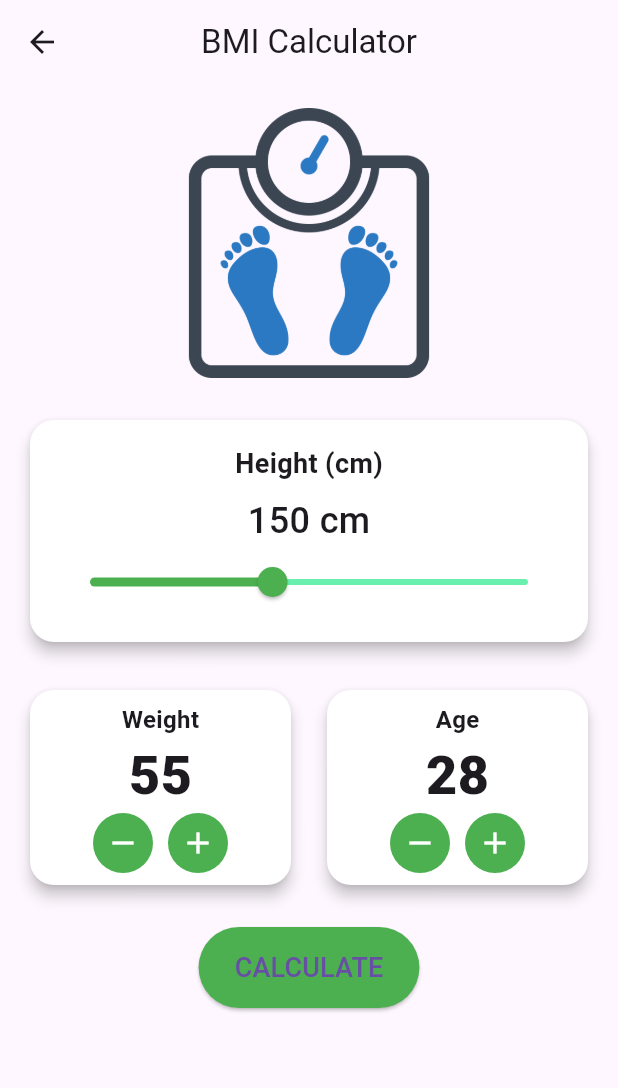
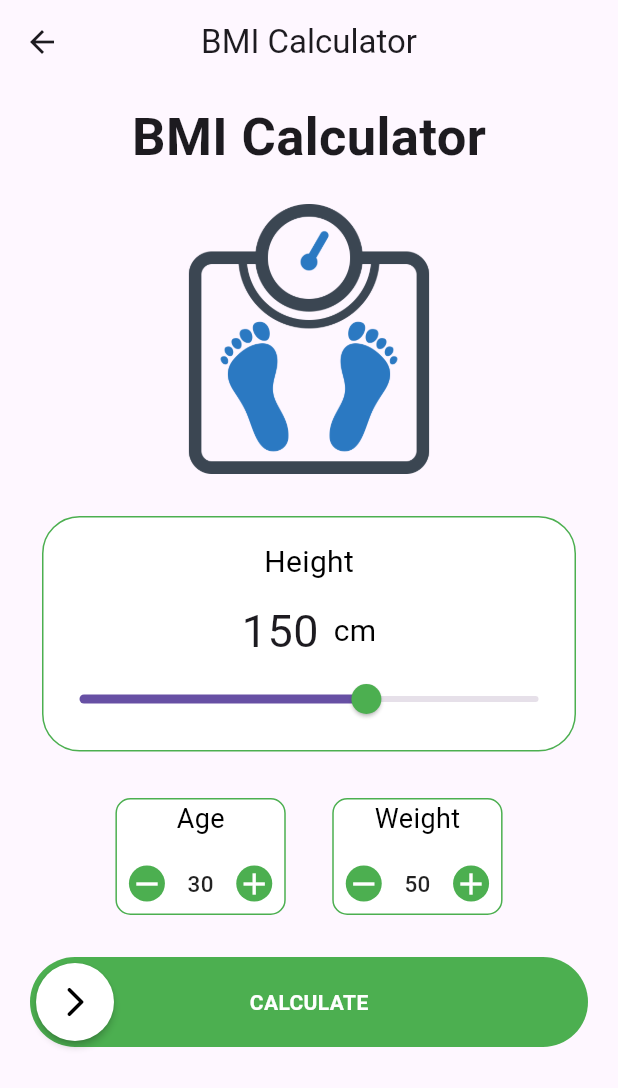
Before and after one commit to ILRSBandara/Aura-Care, a Flutter app: the screen it shows after launch, after a tap on "Open BMI Calculator", on a phone screen of 412 x 824 dp. Shown: the top 1088 px of the screen. Run offline on Flutter 3.47's test engine with Material 3 defaults, Android fonts, the phone set to English and light mode, and no system bars; drawn by our look-alikes of swipeable_button_view; our stand-ins replace page_transition; missing offline and left inert: pretty_gauge.

Commit message:
Update BMI

```diff
--- a/lib/Screen/bmi.dart
+++ b/lib/Screen/bmi.dart
@@ -1,290 +1,423 @@
-// lib/screens/bmi.dart
+import 'dart:math';
 import 'package:flutter/material.dart';
+// ignore: depend_on_referenced_packages
+import 'package:page_transition/page_transition.dart';
+// ignore: depend_on_referenced_packages
+import 'package:swipeable_button_view/swipeable_button_view.dart';
+// ignore: depend_on_referenced_packages
+import 'package:pretty_gauge/pretty_gauge.dart';
 
-class BmiScreen extends StatefulWidget {
-  const BmiScreen({super.key});
+void main() {
+  runApp(const MaterialApp(
+    debugShowCheckedModeBanner: false,
+    home: BMIScreen(),
+  ));
+}
+
+///
+/// BMIScreen: The main screen for BMI calculation.
+///
+class BMIScreen extends StatefulWidget {
+  const BMIScreen({super.key});
 
   @override
-  State<BmiScreen> createState() => _BmiScreenState();
+  // ignore: library_private_types_in_public_api
+  _BMIScreenState createState() => _BMIScreenState();
 }
 
-class _BmiScreenState extends State<BmiScreen> {
-  String _selectedGender = 'female'; // or 'male'
-  double _heightCm = 150.0;
-  int _weight = 55;
-  int _age = 28;
-  double _bmiResult = 0.0;
+class _BMIScreenState extends State<BMIScreen> {
+  int _height = 150;
+  int _age = 30;
+  int _weight = 50;
+  bool _isFinished = false;
+  double _bmiScore = 0;
 
-  // Function to calculate BMI
-  void _calculateBMI() {
-    final double heightInMeters = _heightCm / 100;
-    final double bmi = _weight / (heightInMeters * heightInMeters);
+  @override
+  Widget build(BuildContext context) {
+    return Scaffold(
+      appBar: AppBar(
+        title: const Text("BMI Calculator"),
+        centerTitle: true,
+      ),
+      body: SingleChildScrollView(
+        child: Padding(
+          padding: const EdgeInsets.only(left: 20, right: 20, top: 10),
+          child: Column(
+            children: [
+              const Text(
+                "BMI Calculator",
+                style: TextStyle(fontSize: 35, fontWeight: FontWeight.bold),
+              ),
+              const SizedBox(height: 20),
+              Center(
+                child: Image.asset(
+                  'assets/Images/bmi.png', // make sure this asset exists in your project
+                  width: 180,
+                ),
+              ),
+              const SizedBox(height: 20),
+              // Height selector
+              Height(
+                onChange: (heightVal) {
+                  _height = heightVal;
+                },
+              ),
+              const SizedBox(height: 15),
+              // Age and Weight selectors side by side
+              Row(
+                mainAxisAlignment: MainAxisAlignment.center,
+                children: [
+                  AgeWeight(
+                    onChange: (ageVal) {
+                      _age = ageVal;
+                    },
+                    title: "Age",
+                    initValue: 30,
+                    min: 0,
+                    max: 100,
+                  ),
+                  const SizedBox(width: 15),
+                  AgeWeight(
+                    onChange: (weightVal) {
+                      _weight = weightVal;
+                    },
+                    title: "Weight",
+                    initValue: 50,
+                    min: 0,
+                    max: 200,
+                  ),
+                ],
+              ),
+              const SizedBox(height: 20),
+              // Swipeable Button to calculate BMI
+              SwipeableButtonView(
+                isFinished: _isFinished,
+                onFinish: () async {
+                  // Navigate to Score Screen after calculating BMI.
+                  await Navigator.push(
+                    context,
+                    PageTransition(
+                      child: ScoreScreen(
+                        bmiScore: _bmiScore,
+                        age: _age,
+                      ),
+                      type: PageTransitionType.fade,
+                    ),
+                  );
                   setState(() {
-      _bmiResult = bmi;
+                    _isFinished = false;
                   });
+                },
+                onWaitingProcess: () {
+                  // Calculate BMI when waiting.
+                  calculateBmi();
+
+                  Future.delayed(const Duration(seconds: 1), () {
+                    setState(() {
+                      _isFinished = true;
+                    });
+                  });
+                },
+                activeColor: Colors.green,
+                buttonWidget: const Icon(
+                  Icons.arrow_forward_ios_rounded,
+                  color: Colors.black,
+                ),
+                buttonText: "CALCULATE",
+              ),
+            ],
+          ),
+        ),
+      ),
+    );
   }
 
-  // Optional: Classify BMI (example ranges)
-  String _classifyBMI(double bmi) {
-    if (bmi == 0) return '';
-    if (bmi < 18.5) return 'Underweight';
-    if (bmi < 25) return 'Normal';
-    if (bmi < 30) return 'Overweight';
-    return 'Obese';
+  void calculateBmi() {
+    // BMI = weight (kg) / [height (m)]²
+    _bmiScore = _weight / pow(_height / 100, 2);
+  }
+}
+
+///
+/// AgeWeight widget: A counter widget used for both Age and Weight.
+///
+class AgeWeight extends StatefulWidget {
+  final Function(int) onChange;
+  final String title;
+  final int initValue;
+  final int min;
+  final int max;
+
+  const AgeWeight({
+    super.key,
+    required this.onChange,
+    required this.title,
+    required this.initValue,
+    required this.min,
+    required this.max,
+  });
+
+  @override
+  // ignore: library_private_types_in_public_api
+  _AgeWeightState createState() => _AgeWeightState();
+}
+
+class _AgeWeightState extends State<AgeWeight> {
+  int counter = 0;
+
+  @override
+  void initState() {
+    super.initState();
+    counter = widget.initValue;
   }
 
   @override
   Widget build(BuildContext context) {
-    final String bmiStatus = _classifyBMI(_bmiResult);
-
-    return Scaffold(
-      appBar: AppBar(
-        title: const Text('BMI Calculator'),
-        centerTitle: true,
+    return Padding(
+      padding: const EdgeInsets.all(8.0),
+      child: Container(
+        decoration: BoxDecoration(
+          border: Border.all(color: Colors.green),
+          borderRadius: BorderRadius.circular(10),
+          color: Colors.white,
         ),
-      body: SingleChildScrollView(
-        padding: const EdgeInsets.all(16.0),
         child: Column(
           children: [
-            // GENDER
-            Row(
-              mainAxisAlignment: MainAxisAlignment.center,
+            Text(
+              widget.title,
+              style: const TextStyle(fontSize: 18, color: Colors.black),
+            ),
+            const SizedBox(height: 10),
+            Padding(
+              padding: const EdgeInsets.all(8.0),
+              child: Row(
                 children: [
-                Image.asset(
-                  'assets/Images/bmi.png',
-                   width: 180,
+                  InkWell(
+                    child: const CircleAvatar(
+                      radius: 12,
+                      backgroundColor: Colors.green,
+                      child: Icon(Icons.remove, color: Colors.white),
                     ),
-                //_genderCard('female', Icons.female),
-                //const SizedBox(width: 16),
-                //_genderCard('male', Icons.male),
-              ],
+                    onTap: () {
+                      setState(() {
+                        if (counter > widget.min) {
+                          counter--;
+                        }
+                      });
+                      widget.onChange(counter);
+                    },
                   ),
-
-            const SizedBox(height: 24),
-
-            // HEIGHT
-            Card(
-              color: Colors.white,
-              elevation: 4,
-              shape: RoundedRectangleBorder(
-                borderRadius: BorderRadius.circular(16),
+                  const SizedBox(width: 15),
+                  Text(
+                    counter.toString(),
+                    textAlign: TextAlign.center,
+                    style: const TextStyle(
+                        color: Colors.black87,
+                        fontSize: 15,
+                        fontWeight: FontWeight.w500),
                   ),
-              child: Padding(
-                padding: const EdgeInsets.all(16.0),
-                child: Column(
-                  children: [
-                    const Text(
-                      'Height (cm)',
-                      style: TextStyle(fontSize: 18, fontWeight: FontWeight.bold),
+                  const SizedBox(width: 15),
+                  InkWell(
+                    child: const CircleAvatar(
+                      radius: 12,
+                      backgroundColor: Colors.green,
+                      child: Icon(Icons.add, color: Colors.white),
                     ),
-                    const SizedBox(height: 8),
-                    Text(
-                      '${_heightCm.toStringAsFixed(0)} cm',
-                      style: const TextStyle(
-                        fontSize: 24,
-                        fontWeight: FontWeight.w500,
-                      ),
-                    ),
-                    Slider(
-                      value: _heightCm,
-                      min: 100,
-                      max: 220,
-                      activeColor: Colors.green,
-                      inactiveColor: Colors.greenAccent,
-                      onChanged: (double newVal) {
+                    onTap: () {
                       setState(() {
-                          _heightCm = newVal;
+                        if (counter < widget.max) {
+                          counter++;
+                        }
                       });
+                      widget.onChange(counter);
                     },
                   ),
                 ],
               ),
             ),
+          ],
         ),
+      ),
+    );
+  }
+}
 
-            const SizedBox(height: 24),
+///
+/// Height widget: Displays a slider for selecting height.
+///
+class Height extends StatefulWidget {
+  final Function(int) onChange;
 
-            // WEIGHT & AGE
+  const Height({super.key, required this.onChange});
+
+  @override
+  // ignore: library_private_types_in_public_api
+  _HeightState createState() => _HeightState();
+}
+
+class _HeightState extends State<Height> {
+  int _height = 150;
+
+  @override
+  Widget build(BuildContext context) {
+    return Padding(
+      padding: const EdgeInsets.all(8.0),
+      child: Container(
+        decoration: BoxDecoration(
+          border: Border.all(color: Colors.green),
+          borderRadius: BorderRadius.circular(25),
+          color: Colors.white,
+        ),
+        child: Column(
+          children: [
+            const SizedBox(height: 15),
+            const Text(
+              "Height",
+              style: TextStyle(fontSize: 20, color: Colors.black),
+            ),
+            const SizedBox(height: 10),
             Row(
+              mainAxisAlignment: MainAxisAlignment.center,
               children: [
-                Expanded(
-                  child: _incrementCard(
-                    label: 'Weight',
-                    value: _weight,
-                    onDecrement: () {
+                Text(
+                  _height.toString(),
+                  style: const TextStyle(fontSize: 30),
+                ),
+                const SizedBox(width: 10),
+                const Text(
+                  "cm",
+                  style: TextStyle(fontSize: 20, color: Colors.black),
+                )
+              ],
+            ),
+            Slider(
+              min: 0,
+              max: 240,
+              value: _height.toDouble(),
+              thumbColor: Colors.green,
+              onChanged: (value) {
                 setState(() {
-                        if (_weight > 1) _weight--;
+                  _height = value.toInt();
                 });
-                    },
-                    onIncrement: () {
-                      setState(() {
-                        _weight++;
-                      });
+                widget.onChange(_height);
               },
             ),
+            const SizedBox(height: 10),
+          ],
         ),
-                const SizedBox(width: 16),
-                Expanded(
-                  child: _incrementCard(
-                    label: 'Age',
-                    value: _age,
-                    onDecrement: () {
-                      setState(() {
-                        if (_age > 1) _age--;
-                      });
+      ),
+    );
+  }
+}
+
+///
+/// ScoreScreen: Displays the BMI score along with an interpretation.
+///
+class ScoreScreen extends StatefulWidget {
+  final double bmiScore;
+  final int age;
+
+  const ScoreScreen({super.key, required this.bmiScore, required this.age});
+
+  @override
+  State<ScoreScreen> createState() => _ScoreScreenState();
+}
+
+class _ScoreScreenState extends State<ScoreScreen> {
+  String? bmiStatus;
+  String? bmiInterpretation;
+  Color? bmiStatusColor;
+
+  @override
+  void initState() {
+    super.initState();
+    setBmiInterpretation();
+  }
+
+  @override
+  Widget build(BuildContext context) {
+    return Scaffold(
+      appBar: AppBar(),
+      body: Container(
+        padding: const EdgeInsets.only(left: 20, right: 20, top: 10),
+        child: Column(
+          children: [
+            const Text(
+              "Your Score",
+              style: TextStyle(
+                fontSize: 40,
+                color: Colors.black,
+                fontWeight: FontWeight.bold,
+              ),
+            ),
+            const SizedBox(height: 10),
+            PrettyGauge(
+              gaugeSize: 310,
+              minValue: 0,
+              maxValue: 40,
+              segments: [
+                GaugeSegment('UnderWeight', 18.5, Colors.red),
+                GaugeSegment('Normal', 6.4, Colors.green),
+                GaugeSegment('OverWeight', 5, Colors.orange),
+                GaugeSegment('Obese', 10.1, Colors.pink),
+              ],
+              valueWidget: Text(
+                widget.bmiScore.toStringAsFixed(1),
+                style: const TextStyle(fontSize: 40),
+              ),
+              currentValue: widget.bmiScore,
+              needleColor: Colors.blue,
+            ),
+            Text(
+              bmiStatus!,
+              style: TextStyle(fontSize: 50, color: bmiStatusColor!),
+            ),
+            const SizedBox(height: 10),
+            Text(
+              bmiInterpretation!,
+              style: const TextStyle(fontSize: 18),
+            ),
+            const SizedBox(height: 30),
+            Row(
+              mainAxisAlignment: MainAxisAlignment.center,
+              children: [
+                Container(
+                  width: 250,
+                  decoration: BoxDecoration(
+                      color: const Color.fromARGB(255, 114, 213, 117),
+                      borderRadius: BorderRadius.circular(25)),
+                  child: TextButton(
+                    onPressed: () {
+                      Navigator.pop(context);
                     },
-                    onIncrement: () {
-                      setState(() {
-                        _age++;
-                      });
-                    },
+                    child: const Text("Re-calculate"),
                   ),
                 ),
               ],
-            ),
-
-            const SizedBox(height: 24),
-
-            // CALCULATE BUTTON
-            ElevatedButton(
-              style: ElevatedButton.styleFrom(
-                backgroundColor: Colors.green,
-                padding: const EdgeInsets.symmetric(vertical: 14, horizontal: 24),
-              ),
-              onPressed: _calculateBMI,
-              child: const Text(
-                'CALCULATE',
-                style: TextStyle(fontSize: 18),
-              ),
-            ),
-
-            const SizedBox(height: 24),
-
-            // SCORE & STATUS
-            if (_bmiResult > 0) ...[
-              Text(
-                'Your Score: ${_bmiResult.toStringAsFixed(2)}',
-                style: const TextStyle(fontSize: 22, fontWeight: FontWeight.bold),
-              ),
-              const SizedBox(height: 8),
-              Text(
-                bmiStatus,
-                style: const TextStyle(fontSize: 18),
-              ),
-              const SizedBox(height: 12),
-              ElevatedButton(
-                style: ElevatedButton.styleFrom(
-                  backgroundColor: Colors.grey[300],
-                  foregroundColor: Colors.black,
-                ),
-                onPressed: () {
-                  // Recalculate or do something else
-                  setState(() {
-                    _bmiResult = 0.0; // reset
-                  });
-                },
-                child: const Text('Re-calculate'),
-              ),
-            ],
+            )
           ],
         ),
       ),
     );
   }
 
-  // Widget: Gender selection
-  Widget _genderCard(String gender, IconData iconData) {
-    final bool isSelected = (_selectedGender == gender);
-    return Expanded(
-      child: InkWell(
-        onTap: () {
-          setState(() {
-            _selectedGender = gender;
-          });
-        },
-        child: Card(
-          color: isSelected ? Colors.lightGreen : Colors.white,
-          elevation: 4,
-          shape: RoundedRectangleBorder(
-            borderRadius: BorderRadius.circular(16),
-          ),
-          child: Container(
-            padding: const EdgeInsets.symmetric(vertical: 20),
-            child: Column(
-              children: [
-                Icon(
-                  iconData,
-                  size: 40,
-                  color: isSelected ? Colors.white : Colors.black54,
-                ),
-                const SizedBox(height: 8),
-                Text(
-                  gender.toUpperCase(),
-                  style: TextStyle(
-                    fontSize: 16,
-                    color: isSelected ? Colors.white : Colors.black54,
-                  ),
-                ),
-              ],
-            ),
-          ),
-        ),
-      ),
-    );
-  }
-
-  // Widget: Weight/Age increment card
-  Widget _incrementCard({
-    required String label,
-    required int value,
-    required VoidCallback onDecrement,
-    required VoidCallback onIncrement,
-  }) {
-    return Card(
-      color: Colors.white,
-      elevation: 4,
-      shape: RoundedRectangleBorder(
-        borderRadius: BorderRadius.circular(16),
-      ),
-      child: Column(
-        children: [
-          const SizedBox(height: 8),
-          Text(
-            label,
-            style: const TextStyle(fontSize: 16, fontWeight: FontWeight.bold),
-          ),
-          Text(
-            value.toString(),
-            style: const TextStyle(fontSize: 36, fontWeight: FontWeight.w800),
-          ),
-          Row(
-            mainAxisAlignment: MainAxisAlignment.center,
-            children: [
-              _roundIconButton(Icons.remove, onDecrement),
-              const SizedBox(width: 10),
-              _roundIconButton(Icons.add, onIncrement),
-            ],
-          ),
-          const SizedBox(height: 8),
-        ],
-      ),
-    );
-  }
-
-  // Widget: Round increment/decrement button
-  Widget _roundIconButton(IconData icon, VoidCallback onPressed) {
-    return InkWell(
-      onTap: onPressed,
-      borderRadius: BorderRadius.circular(22),
-      child: Container(
-        width: 40,
-        height: 40,
-        decoration: BoxDecoration(
-          color: Colors.green,
-          shape: BoxShape.circle,
-        ),
-        child: Icon(icon, color: Colors.white),
-      ),
-    );
+  void setBmiInterpretation() {
+    if (widget.bmiScore > 30) {
+      bmiStatus = "Obese";
+      bmiInterpretation = "Please work to reduce obesity";
+      bmiStatusColor = Colors.pink;
+    } else if (widget.bmiScore >= 25) {
+      bmiStatus = "Overweight";
+      bmiInterpretation = "Do regular exercise & reduce the weight";
+      bmiStatusColor = Colors.orange;
+    } else if (widget.bmiScore >= 18.5) {
+      bmiStatus = "NORMAL";
+      bmiInterpretation = "Enjoy, You are fit";
+      bmiStatusColor = Colors.green;
+    } else if (widget.bmiScore < 18.5) {
+      bmiStatus = "Underweight";
+      bmiInterpretation = "Try to increase the weight";
+      bmiStatusColor = Colors.red;
     }
   }
+}
--- a/lib/Screen/dashboard.dart
+++ b/lib/Screen/dashboard.dart
@@ -18,7 +18,7 @@ class DashboardScreen extends StatelessWidget {
           onPressed: () {
             Navigator.push(
               context,
-              MaterialPageRoute(builder: (context) => const BmiScreen()),
+              MaterialPageRoute(builder: (context) => const BMIScreen()),
             );
           },
           child: const Text('Open BMI Calculator'),
--- a/pubspec.yaml
+++ b/pubspec.yaml
@@ -34,6 +34,9 @@ dependencies:
   # The following adds the Cupertino Icons font to your application.
   # Use with the CupertinoIcons class for iOS style icons.
   cupertino_icons: ^1.0.8
+  pretty_gauge: ^1.0.1
+  swipeable_button_view: ^0.0.2
+  page_transition: ^2.2.1
 
 dev_dependencies:
   flutter_test:
```
Also changed, not shown: pubspec.lock. Lines whose indentation alone changed are shown as unchanged.
